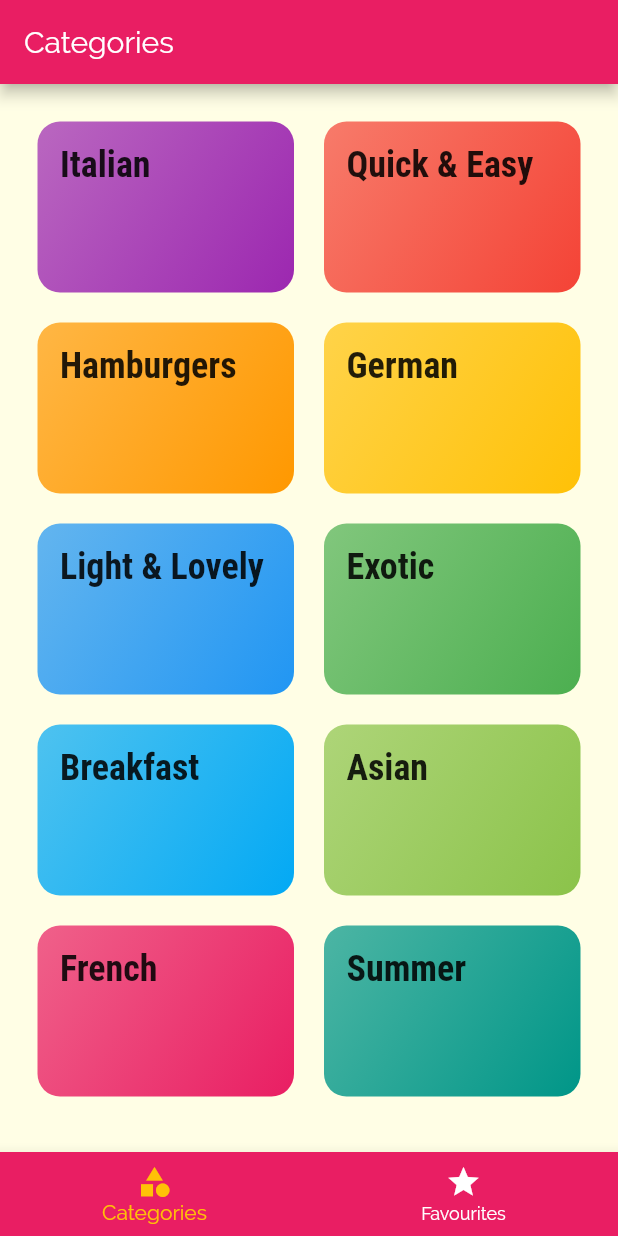
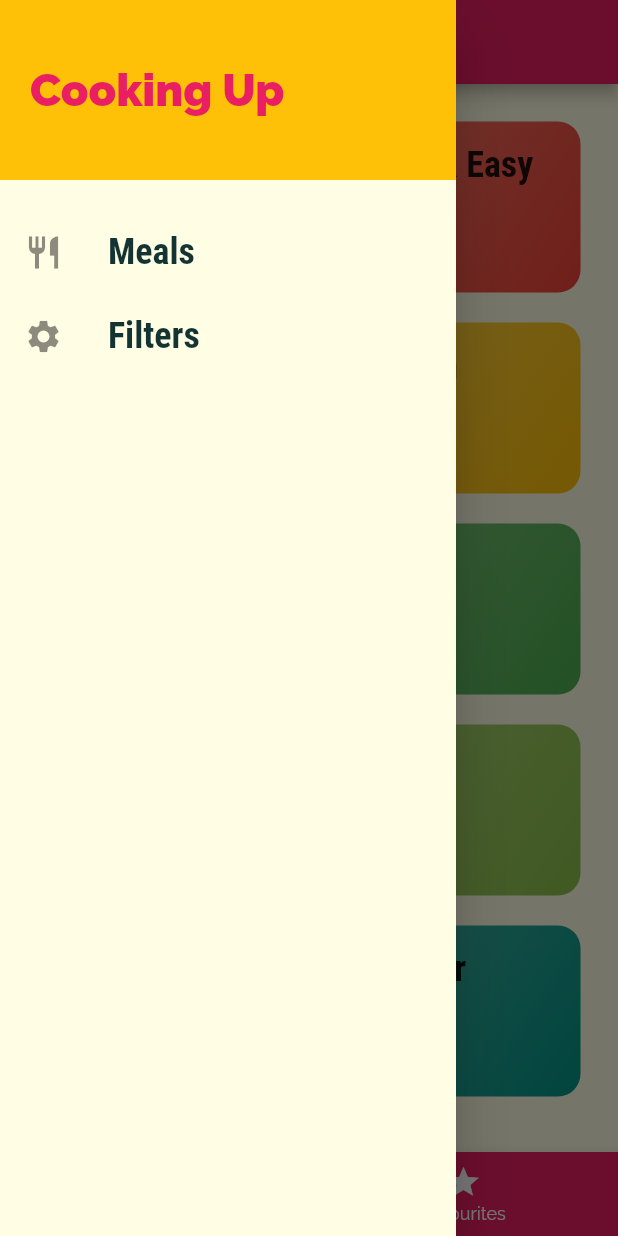
Before and after one commit to Ayush-Bhargava/MealsApp, a Flutter app: the screen it shows after launch, with the side drawer open (before the commit the screen has no drawer), on a phone screen of 412 x 824 dp. Run offline on Flutter 3.47's test engine with Material 2 defaults, Android fonts, the phone set to English and light mode, and no system bars.

Commit message:
custom drawer added

```diff
--- a/lib/pages/tabs_screen.dart
+++ b/lib/pages/tabs_screen.dart
@@ -1,4 +1,5 @@
 import 'package:flutter/material.dart';
+import '../widgets/main_drawer.dart';
 import './categories_screen.dart';
 import './favourites_screen.dart';
 
@@ -33,6 +34,7 @@ class _TabsScreenState extends State<TabsScreen> {
       appBar: AppBar(
         title: Text(_pages[_selectedPageIndex]['title']),
       ),
+      drawer: MainDrawer(),
       body: _pages[_selectedPageIndex]['page'],
       bottomNavigationBar: BottomNavigationBar(
         onTap: _selectPage,
--- /dev/null
+++ b/lib/widgets/main_drawer.dart
@@ -0,0 +1,48 @@
+import 'package:flutter/material.dart';
+
+class MainDrawer extends StatelessWidget {
+  Widget buildListTile(String title, IconData icon) {
+    return ListTile(
+      leading: Icon(
+        icon,
+        size: 26,
+      ),
+      title: Text(
+        title,
+        style: TextStyle(
+            fontFamily: 'RobotoCondensed',
+            fontSize: 24,
+            fontWeight: FontWeight.bold),
+      ),
+    );
+  }
+
+  @override
+  Widget build(BuildContext context) {
+    return Drawer(
+      child: Column(
+        children: <Widget>[
+          Container(
+            height: 120,
+            width: double.infinity,
+            padding: EdgeInsets.all(20),
+            alignment: Alignment.centerLeft,
+            color: Theme.of(context).accentColor,
+            child: Text(
+              'Cooking Up',
+              style: TextStyle(
+                  fontWeight: FontWeight.w900,
+                  fontSize: 30,
+                  color: Theme.of(context).primaryColor),
+            ),
+          ),
+          SizedBox(
+            height: 20,
+          ),
+          buildListTile('Meals', Icons.restaurant),
+          buildListTile('Filters', Icons.settings),
+        ],
+      ),
+    );
+  }
+}
```
